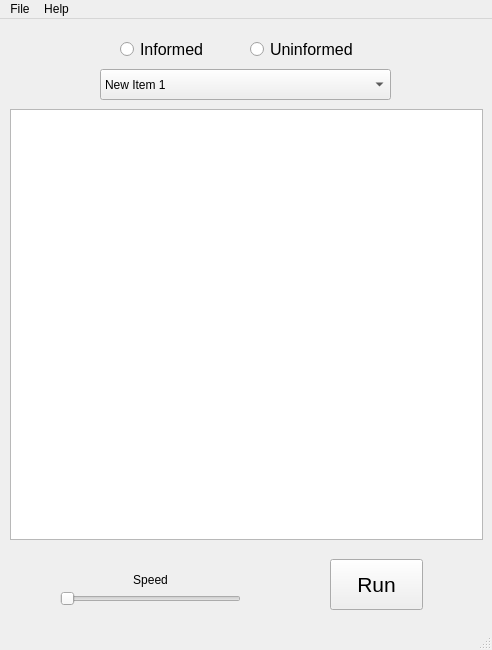
Qt form ventana.ui (vialrogo/agentes-ia) before a commit.
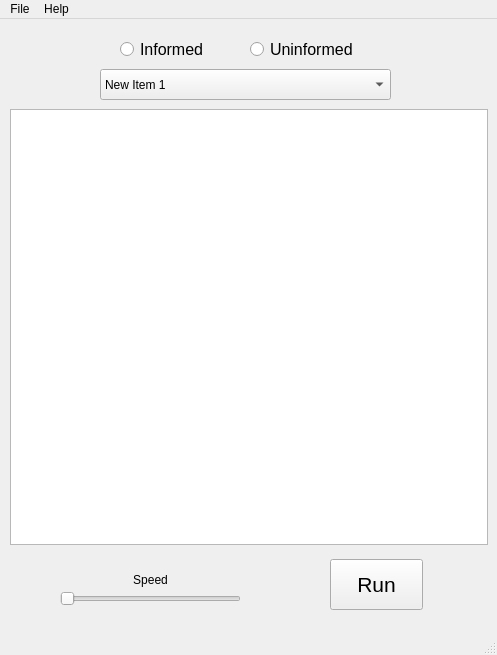
The same form after that commit.

Commit message: En ventana no es necesaria la funcion definirMapa. En ventana se lee ya el archivo y se sigue una convención para determinar si un carro es vertical y horizontal, esta convención está explicada en el código. En mapa se inició el switch para dibujar formalmente el mapa, pero me dio sueño, así que lo termino mañana o el sábado :P Se agregaron las imagenes necesarias para los carros.

The edit to the form file:
```diff
--- a/ventana.ui
+++ b/ventana.ui
@@ -6,20 +6,20 @@
    <rect>
     <x>0</x>
     <y>0</y>
-    <width>492</width>
-    <height>650</height>
+    <width>497</width>
+    <height>655</height>
    </rect>
   </property>
   <property name="minimumSize">
    <size>
-    <width>492</width>
-    <height>650</height>
+    <width>497</width>
+    <height>655</height>
    </size>
   </property>
   <property name="maximumSize">
    <size>
-    <width>492</width>
-    <height>650</height>
+    <width>497</width>
+    <height>655</height>
    </size>
   </property>
   <property name="windowTitle">
@@ -101,8 +101,8 @@
      <rect>
       <x>10</x>
       <y>90</y>
-      <width>473</width>
-      <height>431</height>
+      <width>478</width>
+      <height>436</height>
      </rect>
     </property>
    </widget>
@@ -148,7 +148,7 @@
     <rect>
      <x>0</x>
      <y>0</y>
-     <width>492</width>
+     <width>497</width>
      <height>29</height>
     </rect>
    </property>
```
The commit also changes 4 other files.
